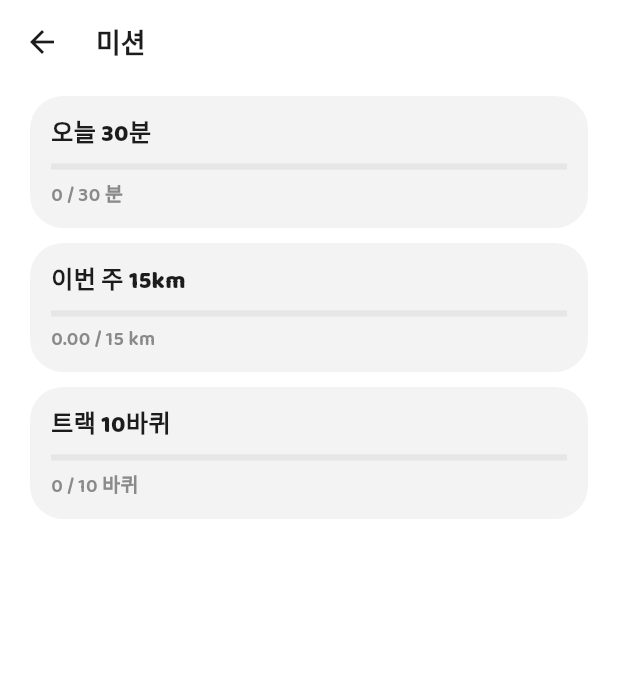
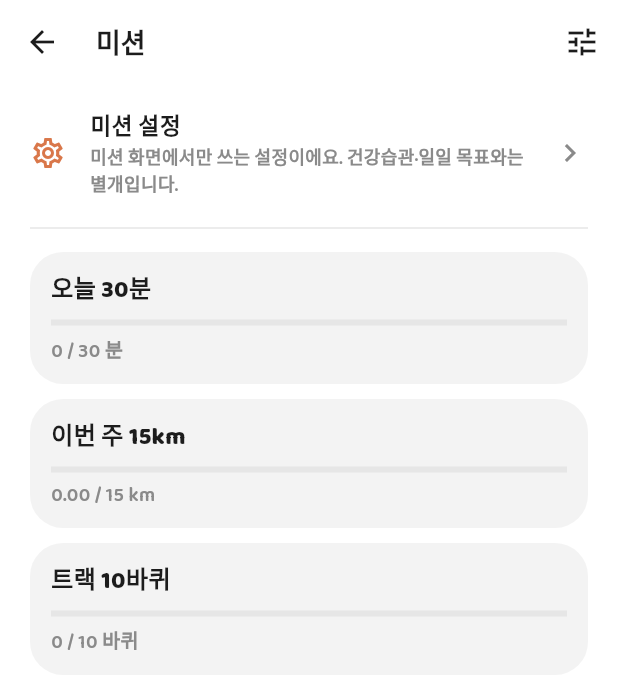
Before and after one commit to funexcloud/balmi, a Flutter app: the MissionsScreen screen opened directly, on a phone screen of 412 x 824 dp. Shown: the top 689 px of the screen. Run offline on Flutter 3.47's test engine with Material 3 defaults, Android fonts, the phone set to English and light mode, and no system bars; our stand-ins replace drift, flutter_local_notifications, flutter_map, flutter_tts, geolocator, latlong2 and 5 more; missing offline and left inert: flutter_foreground_task; accounts and stored records are empty; generated files the repository leaves out were written again; statements that could not run were skipped.

Commit message:
feat(missions): add mission settings on Missions screen
Mission prefs (reminder, show completed, which types) live on the
Missions screen via a sheet — separate from health habits / daily goals.

Co-authored-by: 송지훈 / Jihoon Song <kwangrun.dev@gmail.com>

```diff
--- a/lib/core/copy.dart
+++ b/lib/core/copy.dart
@@ -98,6 +98,16 @@ abstract final class BalmiCopy {
   static const myActivity = '나의 활동';
   static const mapExplore = '지도탐색';
   static const missions = '미션';
+  static const missionSettings = '미션 설정';
+  static const missionSettingsHint =
+      '미션 화면에서만 쓰는 설정이에요. 건강습관·일일 목표와는 별개입니다.';
+  static const missionReminder = '미션 알림';
+  static const missionReminderHint = '미션 진행·완료를 알려 줄 때 씁니다.';
+  static const missionShowCompleted = '완료한 미션 보기';
+  static const missionShowCompletedHint = '끄면 아직 진행 중인 미션만 보여 줍니다.';
+  static const missionTypes = '표시할 미션';
+  static const missionTypesHint = '목록에 넣을 미션 종류를 골라 주세요.';
+  static const missionEmptyFiltered = '표시할 미션이 없어요. 미션 설정에서 켜 주세요.';
   static const events = '대회';
   static const todaySummary = '오늘의 운동 요약';
   static const todayExercise = '오늘의 운동';
--- a/lib/domain/engines/workout_stats.dart
+++ b/lib/domain/engines/workout_stats.dart
@@ -170,6 +170,31 @@ List<WorkoutRow> inLocalMonth(List<WorkoutRow> rows, DateTime day) {
       .toList();
 }
 
+/// Built-in mission ids for 미션 설정 (not health habits / daily goals).
+const kMissionToday30m = 'today_30m';
+const kMissionWeek15km = 'week_15km';
+const kMissionTrack10 = 'track_10';
+
+const kKnownMissionIds = <String>[
+  kMissionToday30m,
+  kMissionWeek15km,
+  kMissionTrack10,
+];
+
+/// Display title for a known mission id (settings toggles).
+String missionTitleForId(String id) {
+  switch (id) {
+    case kMissionToday30m:
+      return '오늘 30분';
+    case kMissionWeek15km:
+      return '이번 주 15km';
+    case kMissionTrack10:
+      return '트랙 10바퀴';
+    default:
+      return id;
+  }
+}
+
 /// Built-in mission cards for 미션. Do **not** re-add `today_feed_800m`
 /// (`오늘 800m — 목장 먹이`) — removed for 0.1.13; farm feed is not a mission.
 List<MissionSnapshot> missionPresets(List<WorkoutRow> closed, DateTime now) {
@@ -178,22 +203,22 @@ List<MissionSnapshot> missionPresets(List<WorkoutRow> closed, DateTime now) {
   final weekLaps = inLocalWeek(closed, now).fold<int>(0, (s, r) => s + r.laps);
   return [
     MissionSnapshot(
-      id: 'today_30m',
-      title: '오늘 30분',
+      id: kMissionToday30m,
+      title: missionTitleForId(kMissionToday30m),
       current: today.duration.inMinutes.toDouble(),
       target: 30,
       unit: '분',
     ),
     MissionSnapshot(
-      id: 'week_15km',
-      title: '이번 주 15km',
+      id: kMissionWeek15km,
+      title: missionTitleForId(kMissionWeek15km),
       current: week.distM / 1000,
       target: 15,
       unit: 'km',
     ),
     MissionSnapshot(
-      id: 'track_10',
-      title: '트랙 10바퀴',
+      id: kMissionTrack10,
+      title: missionTitleForId(kMissionTrack10),
       current: weekLaps.toDouble(),
       target: 10,
       unit: '바퀴',
--- /dev/null
+++ b/lib/features/missions/mission_settings_controller.dart
@@ -0,0 +1,71 @@
+import 'package:flutter/foundation.dart';
+
+import '../../data/repositories/mission_settings_store.dart';
+import '../../domain/engines/workout_stats.dart';
+
+class MissionSettingsController extends ChangeNotifier {
+  MissionSettingsController({required this.store});
+
+  final MissionSettingsStore store;
+
+  bool reminderEnabled = kDefaultMissionReminder;
+  bool showCompleted = kDefaultMissionShowCompleted;
+  Set<String> enabledIds = Set<String>.from(kKnownMissionIds);
+  var _loaded = false;
+
+  bool get isLoaded => _loaded;
+
+  Future<void> bootstrap() async {
+    final results = await Future.wait([
+      store.loadReminderEnabled(),
+      store.loadShowCompleted(),
+      store.loadEnabledIds(),
+    ]);
+    reminderEnabled = results[0] as bool;
+    showCompleted = results[1] as bool;
+    enabledIds = results[2] as Set<String>;
+    _loaded = true;
+    notifyListeners();
+  }
+
+  Future<void> setReminderEnabled(bool on) async {
+    if (reminderEnabled == on) return;
+    reminderEnabled = on;
+    notifyListeners();
+    await store.saveReminderEnabled(on);
+  }
+
+  Future<void> setShowCompleted(bool on) async {
+    if (showCompleted == on) return;
+    showCompleted = on;
+    notifyListeners();
+    await store.saveShowCompleted(on);
+  }
+
+  Future<void> setMissionEnabled(String id, bool on) async {
+    if (!kKnownMissionIds.contains(id)) return;
+    final next = Set<String>.from(enabledIds);
+    if (on) {
+      next.add(id);
+    } else {
+      // Keep at least one mission type visible.
+      if (next.length <= 1 && next.contains(id)) return;
+      next.remove(id);
+    }
+    if (setEquals(next, enabledIds)) return;
+    enabledIds = next;
+    notifyListeners();
+    await store.saveEnabledIds(next);
+  }
+
+  bool isMissionEnabled(String id) => enabledIds.contains(id);
+
+  /// Apply prefs to engine presets for the Missions list.
+  List<MissionSnapshot> filterMissions(List<MissionSnapshot> presets) {
+    return presets.where((m) {
+      if (!enabledIds.contains(m.id)) return false;
+      if (!showCompleted && m.done) return false;
+      return true;
+    }).toList();
+  }
+}
--- a/lib/features/missions/missions_screen.dart
+++ b/lib/features/missions/missions_screen.dart
@@ -6,6 +6,8 @@ import '../../core/theme.dart';
 import '../../data/repositories/session_repository.dart';
 import '../../domain/engines/workout_stats.dart';
 import '../../widgets/balmi_app_bar.dart';
+import 'mission_settings_controller.dart';
+import 'mission_settings_sheet.dart';
 
 class MissionsScreen extends StatelessWidget {
   const MissionsScreen({super.key});
@@ -13,17 +15,55 @@ class MissionsScreen extends StatelessWidget {
   @override
   Widget build(BuildContext context) {
     final repo = context.read<SessionRepository>();
+    final settings = context.watch<MissionSettingsController>();
     return Scaffold(
       backgroundColor: BalmiColors.paper,
-      appBar: const BalmiAppBar(title: BalmiCopy.missions),
+      appBar: BalmiAppBar(
+        title: BalmiCopy.missions,
+        actions: [
+          IconButton(
+            tooltip: BalmiCopy.missionSettings,
+            icon: const Icon(Icons.tune),
+            onPressed: () => openMissionSettingsSheet(context),
+          ),
+        ],
+      ),
       body: FutureBuilder<List<WorkoutRow>>(
         future: repo.closedWorkouts(),
         builder: (context, snap) {
-          final missions = missionPresets(snap.data ?? [], DateTime.now());
+          final presets = missionPresets(snap.data ?? [], DateTime.now());
+          final missions = settings.filterMissions(presets);
           return ListView(
             padding: const EdgeInsets.fromLTRB(20, 8, 20, 24),
             children: [
-              for (final m in missions) _MissionTile(mission: m),
+              ListTile(
+                contentPadding: EdgeInsets.zero,
+                leading: const Icon(Icons.settings_outlined, color: BalmiColors.potato),
+                title: Text(
+                  BalmiCopy.missionSettings,
+                  style: BalmiTheme.body(size: 15, weight: FontWeight.w800),
+                ),
+                subtitle: Text(
+                  BalmiCopy.missionSettingsHint,
+                  style: BalmiTheme.body(size: 12, color: BalmiColors.sub, height: 1.35),
+                ),
+                trailing: const Icon(Icons.chevron_right, color: BalmiColors.sub),
+                onTap: () => openMissionSettingsSheet(context),
+              ),
+              const SizedBox(height: 4),
+              const Divider(color: BalmiColors.line),
+              const SizedBox(height: 8),
+              if (missions.isEmpty)
+                Padding(
+                  padding: const EdgeInsets.symmetric(vertical: 24),
+                  child: Text(
+                    BalmiCopy.missionEmptyFiltered,
+                    style: BalmiTheme.body(size: 14, color: BalmiColors.sub, height: 1.4),
+                    textAlign: TextAlign.center,
+                  ),
+                )
+              else
+                for (final m in missions) _MissionTile(mission: m),
             ],
           );
         },
```
Also changed, not shown: lib/app.dart (+10 -0 lines), lib/data/repositories/mission_settings_store.dart (added, +80 -0 lines), lib/features/missions/mission_settings_sheet.dart (added, +97 -0 lines), 3 other files.
